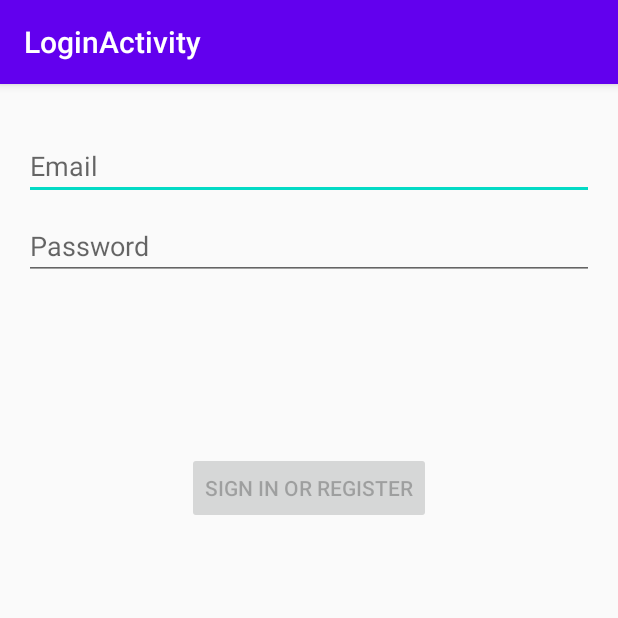
After one commit to SananR/Shoptastic, an Android app: the LoginActivity screen opened directly, with no data from a screen before it, on a phone screen of 412 x 824 dp, the top half of it. The commit adds this screen. Run offline under Robolectric (Android 15) with nearby library versions, the phone set to English and light mode, and no system bars.

Commit message:
Created mvp framework for login using android studio template.

```diff
--- a/app/src/main/AndroidManifest.xml
+++ b/app/src/main/AndroidManifest.xml
@@ -10,6 +10,10 @@
             android:supportsRtl="true"
             android:theme="@style/Theme.Shoptastic">
         <activity
+                android:name=".ui.login.LoginActivity"
+                android:exported="false"
+                android:label="@string/title_activity_login" />
+        <activity
                 android:name=".MainActivity"
                 android:exported="true">
             <intent-filter>
--- /dev/null
+++ b/app/src/main/java/me/shoptastic/app/data/LoginRepository.java
@@ -0,0 +1,54 @@
+package me.shoptastic.app.data;
+
+import me.shoptastic.app.data.model.LoggedInUser;
+
+/**
+ * Class that requests authentication and user information from the remote data source and
+ * maintains an in-memory cache of login status and user credentials information.
+ */
+public class LoginRepository {
+
+    private static volatile LoginRepository instance;
+
+    private LoginDataSource dataSource;
+
+    // If user credentials will be cached in local storage, it is recommended it be encrypted
+    // @see https://developer.android.com/training/articles/keystore
+    private LoggedInUser user = null;
+
+    // private constructor : singleton access
+    private LoginRepository(LoginDataSource dataSource) {
+        this.dataSource = dataSource;
+    }
+
+    public static LoginRepository getInstance(LoginDataSource dataSource) {
+        if (instance == null) {
+            instance = new LoginRepository(dataSource);
+        }
+        return instance;
+    }
+
+    public boolean isLoggedIn() {
+        return user != null;
+    }
+
+    public void logout() {
+        user = null;
+        dataSource.logout();
+    }
+
+    private void setLoggedInUser(LoggedInUser user) {
+        this.user = user;
+        // If user credentials will be cached in local storage, it is recommended it be encrypted
+        // @see https://developer.android.com/training/articles/keystore
+    }
+
+    public Result<LoggedInUser> login(String username, String password) {
+        // handle login
+        Result<LoggedInUser> result = dataSource.login(username, password);
+        if (result instanceof Result.Success) {
+            setLoggedInUser(((Result.Success<LoggedInUser>) result).getData());
+        }
+        return result;
+    }
+}
--- /dev/null
+++ b/app/src/main/java/me/shoptastic/app/ui/login/LoginActivity.java
@@ -0,0 +1,132 @@
+package me.shoptastic.app.ui.login;
+
+import android.app.Activity;
+import android.arch.lifecycle.Observer;
+import android.arch.lifecycle.ViewModelProvider;
+import android.os.Bundle;
+import android.support.annotation.Nullable;
+import android.support.annotation.StringRes;
+import android.support.v7.app.AppCompatActivity;
+import android.text.Editable;
+import android.text.TextWatcher;
+import android.view.KeyEvent;
+import android.view.View;
+import android.view.inputmethod.EditorInfo;
+import android.widget.Button;
+import android.widget.EditText;
+import android.widget.ProgressBar;
+import android.widget.TextView;
+import android.widget.Toast;
+
+import me.shoptastic.app.R;
+import me.shoptastic.app.ui.login.LoginViewModel;
+import me.shoptastic.app.ui.login.LoginViewModelFactory;
+import me.shoptastic.app.databinding.ActivityLoginBinding;
+
+public class LoginActivity extends AppCompatActivity {
+
+    private LoginViewModel loginViewModel;
+    private ActivityLoginBinding binding;
+
+    @Override
+    public void onCreate(Bundle savedInstanceState) {
+        super.onCreate(savedInstanceState);
+
+        binding = ActivityLoginBinding.inflate(getLayoutInflater());
+        setContentView(binding.getRoot());
+
+        loginViewModel = new ViewModelProvider(this, new LoginViewModelFactory())
+                .get(LoginViewModel.class);
+
+        final EditText usernameEditText = binding.username;
+        final EditText passwordEditText = binding.password;
+        final Button loginButton = binding.login;
+        final ProgressBar loadingProgressBar = binding.loading;
+
+        loginViewModel.getLoginFormState().observe(this, new Observer<LoginFormState>() {
+            @Override
+            public void onChanged(@Nullable LoginFormState loginFormState) {
+                if (loginFormState == null) {
+                    return;
+                }
+                loginButton.setEnabled(loginFormState.isDataValid());
+                if (loginFormState.getUsernameError() != null) {
+                    usernameEditText.setError(getString(loginFormState.getUsernameError()));
+                }
+                if (loginFormState.getPasswordError() != null) {
+                    passwordEditText.setError(getString(loginFormState.getPasswordError()));
+                }
+            }
+        });
+
+        loginViewModel.getLoginResult().observe(this, new Observer<LoginResult>() {
+            @Override
+            public void onChanged(@Nullable LoginResult loginResult) {
+                if (loginResult == null) {
+                    return;
+                }
+                loadingProgressBar.setVisibility(View.GONE);
+                if (loginResult.getError() != null) {
+                    showLoginFailed(loginResult.getError());
+                }
+                if (loginResult.getSuccess() != null) {
+                    updateUiWithUser(loginResult.getSuccess());
+                }
+                setResult(Activity.RESULT_OK);
+
+                //Complete and destroy login activity once successful
+                finish();
+            }
+        });
+
+        TextWatcher afterTextChangedListener = new TextWatcher() {
+            @Override
+            public void beforeTextChanged(CharSequence s, int start, int count, int after) {
+                // ignore
+            }
+
+            @Override
+            public void onTextChanged(CharSequence s, int start, int before, int count) {
+                // ignore
+            }
+
+            @Override
+            public void afterTextChanged(Editable s) {
+                loginViewModel.loginDataChanged(usernameEditText.getText().toString(),
+                        passwordEditText.getText().toString());
+            }
+        };
+        usernameEditText.addTextChangedListener(afterTextChangedListener);
+        passwordEditText.addTextChangedListener(afterTextChangedListener);
+        passwordEditText.setOnEditorActionListener(new TextView.OnEditorActionListener() {
+
+            @Override
+            public boolean onEditorAction(TextView v, int actionId, KeyEvent event) {
+                if (actionId == EditorInfo.IME_ACTION_DONE) {
+                    loginViewModel.login(usernameEditText.getText().toString(),
+                            passwordEditText.getText().toString());
+                }
+                return false;
+            }
+        });
+
+        loginButton.setOnClickListener(new View.OnClickListener() {
+            @Override
+            public void onClick(View v) {
+                loadingProgressBar.setVisibility(View.VISIBLE);
+                loginViewModel.login(usernameEditText.getText().toString(),
+                        passwordEditText.getText().toString());
+            }
+        });
+    }
+
+    private void updateUiWithUser(LoggedInUserView model) {
+        String welcome = getString(R.string.welcome) + model.getDisplayName();
+        // TODO : initiate successful logged in experience
+        Toast.makeText(getApplicationContext(), welcome, Toast.LENGTH_LONG).show();
+    }
+
+    private void showLoginFailed(@StringRes Integer errorString) {
+        Toast.makeText(getApplicationContext(), errorString, Toast.LENGTH_SHORT).show();
+    }
+}
--- /dev/null
+++ b/app/src/main/java/me/shoptastic/app/ui/login/LoginViewModel.java
@@ -0,0 +1,69 @@
+package me.shoptastic.app.ui.login;
+
+import android.arch.lifecycle.LiveData;
+import android.arch.lifecycle.MutableLiveData;
+import android.arch.lifecycle.ViewModel;
+import android.util.Patterns;
+
+import me.shoptastic.app.data.LoginRepository;
+import me.shoptastic.app.data.Result;
+import me.shoptastic.app.data.model.LoggedInUser;
+import me.shoptastic.app.R;
+
+public class LoginViewModel extends ViewModel {
+
+    private MutableLiveData<LoginFormState> loginFormState = new MutableLiveData<>();
+    private MutableLiveData<LoginResult> loginResult = new MutableLiveData<>();
+    private LoginRepository loginRepository;
+
+    LoginViewModel(LoginRepository loginRepository) {
+        this.loginRepository = loginRepository;
+    }
+
+    LiveData<LoginFormState> getLoginFormState() {
+        return loginFormState;
+    }
+
+    LiveData<LoginResult> getLoginResult() {
+        return loginResult;
+    }
+
+    public void login(String username, String password) {
+        // can be launched in a separate asynchronous job
+        Result<LoggedInUser> result = loginRepository.login(username, password);
+
+        if (result instanceof Result.Success) {
+            LoggedInUser data = ((Result.Success<LoggedInUser>) result).getData();
+            loginResult.setValue(new LoginResult(new LoggedInUserView(data.getDisplayName())));
+        } else {
+            loginResult.setValue(new LoginResult(R.string.login_failed));
+        }
+    }
+
+    public void loginDataChanged(String username, String password) {
+        if (!isUserNameValid(username)) {
+            loginFormState.setValue(new LoginFormState(R.string.invalid_username, null));
+        } else if (!isPasswordValid(password)) {
+            loginFormState.setValue(new LoginFormState(null, R.string.invalid_password));
+        } else {
+            loginFormState.setValue(new LoginFormState(true));
+        }
+    }
+
+    // A placeholder username validation check
+    private boolean isUserNameValid(String username) {
+        if (username == null) {
+            return false;
+        }
+        if (username.contains("@")) {
+            return Patterns.EMAIL_ADDRESS.matcher(username).matches();
+        } else {
+            return !username.trim().isEmpty();
+        }
+    }
+
+    // A placeholder password validation check
+    private boolean isPasswordValid(String password) {
+        return password != null && password.trim().length() > 5;
+    }
+}
--- /dev/null
+++ b/app/src/main/java/me/shoptastic/app/ui/login/LoginViewModelFactory.java
@@ -0,0 +1,26 @@
+package me.shoptastic.app.ui.login;
+
+import android.arch.lifecycle.ViewModel;
+import android.arch.lifecycle.ViewModelProvider;
+import android.support.annotation.NonNull;
+
+import me.shoptastic.app.data.LoginDataSource;
+import me.shoptastic.app.data.LoginRepository;
+
+/**
+ * ViewModel provider factory to instantiate LoginViewModel.
+ * Required given LoginViewModel has a non-empty constructor
+ */
+public class LoginViewModelFactory implements ViewModelProvider.Factory {
+
+    @NonNull
+    @Override
+    @SuppressWarnings("unchecked")
+    public <T extends ViewModel> T create(@NonNull Class<T> modelClass) {
+        if (modelClass.isAssignableFrom(LoginViewModel.class)) {
+            return (T) new LoginViewModel(LoginRepository.getInstance(new LoginDataSource()));
+        } else {
+            throw new IllegalArgumentException("Unknown ViewModel class");
+        }
+    }
+}
--- /dev/null
+++ b/app/src/main/res/layout-w1240dp/activity_login.xml
@@ -0,0 +1,69 @@
+<?xml version="1.0" encoding="utf-8"?>
+<android.support.constraint.ConstraintLayout xmlns:android="http://schemas.android.com/apk/res/android"
+        xmlns:app="http://schemas.android.com/apk/res-auto"
+        xmlns:tools="http://schemas.android.com/tools"
+        android:id="@+id/container"
+        android:layout_width="match_parent"
+        android:layout_height="match_parent"
+        android:paddingBottom="@dimen/activity_vertical_margin"
+        android:paddingLeft="@dimen/activity_horizontal_margin"
+        android:paddingRight="@dimen/activity_horizontal_margin"
+        android:paddingTop="@dimen/activity_vertical_margin"
+        tools:context=".ui.login.LoginActivity">
+
+    <EditText
+            android:id="@+id/username"
+            android:layout_width="0dp"
+            android:layout_height="wrap_content"
+            android:layout_marginTop="96dp"
+            android:hint="@string/prompt_email"
+            android:inputType="textEmailAddress"
+            android:selectAllOnFocus="true"
+            app:layout_constraintEnd_toEndOf="parent"
+            app:layout_constraintStart_toStartOf="parent"
+            app:layout_constraintTop_toTopOf="parent" />
+
+    <EditText
+            android:id="@+id/password"
+            android:layout_width="0dp"
+            android:layout_height="wrap_content"
+            android:layout_marginTop="8dp"
+            android:hint="@string/prompt_password"
+            android:imeActionLabel="@string/action_sign_in_short"
+            android:imeOptions="actionDone"
+            android:inputType="textPassword"
+            android:selectAllOnFocus="true"
+            app:layout_constraintEnd_toEndOf="parent"
+            app:layout_constraintStart_toStartOf="parent"
+            app:layout_constraintTop_toBottomOf="@+id/username" />
+
+    <Button
+            android:id="@+id/login"
+            android:enabled="false"
+            android:layout_width="wrap_content"
+            android:layout_height="wrap_content"
+            android:layout_gravity="start"
+            android:layout_marginTop="16dp"
+            android:layout_marginBottom="64dp"
+            android:text="@string/action_sign_in"
+            app:layout_constraintBottom_toBottomOf="parent"
+            app:layout_constraintEnd_toEndOf="parent"
+            app:layout_constraintStart_toStartOf="parent"
+            app:layout_constraintTop_toBottomOf="@+id/password"
+            app:layout_constraintVertical_bias="0.2" />
+
+    <ProgressBar
+            android:id="@+id/loading"
+            android:visibility="gone"
+            android:layout_width="wrap_content"
+            android:layout_height="wrap_content"
+            android:layout_gravity="center"
+            android:layout_marginTop="64dp"
+            android:layout_marginBottom="64dp"
+            app:layout_constraintBottom_toBottomOf="parent"
+            app:layout_constraintEnd_toEndOf="@+id/password"
+            app:layout_constraintStart_toStartOf="@+id/password"
+            app:layout_constraintTop_toTopOf="parent"
+            app:layout_constraintVertical_bias="0.3" />
+
+</android.support.constraint.ConstraintLayout>
--- /dev/null
+++ b/app/src/main/res/layout-w936dp/activity_login.xml
@@ -0,0 +1,76 @@
+<?xml version="1.0" encoding="utf-8"?>
+<android.support.constraint.ConstraintLayout xmlns:android="http://schemas.android.com/apk/res/android"
+        xmlns:app="http://schemas.android.com/apk/res-auto"
+        xmlns:tools="http://schemas.android.com/tools"
+        android:id="@+id/container"
+        android:layout_width="match_parent"
+        android:layout_height="match_parent"
+        android:paddingBottom="@dimen/activity_vertical_margin"
+        android:paddingLeft="@dimen/activity_horizontal_margin"
+        android:paddingRight="@dimen/activity_horizontal_margin"
+        android:paddingTop="@dimen/activity_vertical_margin"
+        tools:context=".ui.login.LoginActivity">
+
+    <android.support.constraint.ConstraintLayout
+            android:layout_width="840dp"
+            android:layout_height="match_parent"
+            app:layout_constraintStart_toStartOf="parent"
+            app:layout_constraintEnd_toEndOf="parent">
+
+        <EditText
+                android:id="@+id/username"
+                android:layout_width="0dp"
+                android:layout_height="wrap_content"
+                android:layout_marginTop="96dp"
+                android:hint="@string/prompt_email"
+                android:inputType="textEmailAddress"
+                android:selectAllOnFocus="true"
+                app:layout_constraintEnd_toEndOf="parent"
+                app:layout_constraintStart_toStartOf="parent"
+                app:layout_constraintTop_toTopOf="parent" />
+
+        <EditText
+                android:id="@+id/password"
+                android:layout_width="0dp"
+                android:layout_height="wrap_content"
+                android:layout_marginTop="8dp"
+                android:hint="@string/prompt_password"
+                android:imeActionLabel="@string/action_sign_in_short"
+                android:imeOptions="actionDone"
+                android:inputType="textPassword"
+                android:selectAllOnFocus="true"
+                app:layout_constraintEnd_toEndOf="parent"
+                app:layout_constraintStart_toStartOf="parent"
+                app:layout_constraintTop_toBottomOf="@+id/username" />
+
+        <Button
+                android:id="@+id/login"
+                android:enabled="false"
+                android:layout_width="wrap_content"
+                android:layout_height="wrap_content"
+                android:layout_gravity="start"
+                android:layout_marginTop="16dp"
+                android:layout_marginBottom="64dp"
+                android:text="@string/action_sign_in"
+                app:layout_constraintBottom_toBottomOf="parent"
+                app:layout_constraintEnd_toEndOf="parent"
+                app:layout_constraintStart_toStartOf="parent"
+                app:layout_constraintTop_toBottomOf="@+id/password"
+                app:layout_constraintVertical_bias="0.2" />
+
+        <ProgressBar
+                android:id="@+id/loading"
+                android:visibility="gone"
+                android:layout_width="wrap_content"
+                android:layout_height="wrap_content"
+                android:layout_gravity="center"
+                android:layout_marginTop="64dp"
+                android:layout_marginBottom="64dp"
+                app:layout_constraintBottom_toBottomOf="parent"
+                app:layout_constraintEnd_toEndOf="@+id/password"
+                app:layout_constraintStart_toStartOf="@+id/password"
+                app:layout_constraintTop_toTopOf="parent"
+                app:layout_constraintVertical_bias="0.3" />
+
+    </android.support.constraint.ConstraintLayout>
+</android.support.constraint.ConstraintLayout>
--- /dev/null
+++ b/app/src/main/res/layout/activity_login.xml
@@ -0,0 +1,69 @@
+<?xml version="1.0" encoding="utf-8"?>
+<android.support.constraint.ConstraintLayout xmlns:android="http://schemas.android.com/apk/res/android"
+        xmlns:app="http://schemas.android.com/apk/res-auto"
+        xmlns:tools="http://schemas.android.com/tools"
+        android:id="@+id/container"
+        android:layout_width="match_parent"
+        android:layout_height="match_parent"
+        android:paddingBottom="@dimen/activity_vertical_margin"
+        android:paddingLeft="@dimen/activity_horizontal_margin"
+        android:paddingRight="@dimen/activity_horizontal_margin"
+        android:paddingTop="@dimen/activity_vertical_margin"
+        tools:context=".ui.login.LoginActivity">
+
+    <EditText
+            android:id="@+id/username"
+            android:layout_width="0dp"
+            android:layout_height="wrap_content"
+            android:layout_marginTop="16dp"
+            android:hint="@string/prompt_email"
+            android:inputType="textEmailAddress"
+            android:selectAllOnFocus="true"
+            app:layout_constraintEnd_toEndOf="parent"
+            app:layout_constraintStart_toStartOf="parent"
+            app:layout_constraintTop_toTopOf="parent" />
+
+    <EditText
+            android:id="@+id/password"
+            android:layout_width="0dp"
+            android:layout_height="wrap_content"
+            android:layout_marginTop="8dp"
+            android:hint="@string/prompt_password"
+            android:imeActionLabel="@string/action_sign_in_short"
+            android:imeOptions="actionDone"
+            android:inputType="textPassword"
+            android:selectAllOnFocus="true"
+            app:layout_constraintEnd_toEndOf="parent"
+            app:layout_constraintStart_toStartOf="parent"
+            app:layout_constraintTop_toBottomOf="@+id/username" />
+
+    <Button
+            android:id="@+id/login"
+            android:enabled="false"
+            android:layout_width="wrap_content"
+            android:layout_height="wrap_content"
+            android:layout_gravity="start"
+            android:layout_marginTop="16dp"
+            android:layout_marginBottom="64dp"
+            android:text="@string/action_sign_in"
+            app:layout_constraintBottom_toBottomOf="parent"
+            app:layout_constraintEnd_toEndOf="parent"
+            app:layout_constraintStart_toStartOf="parent"
+            app:layout_constraintTop_toBottomOf="@+id/password"
+            app:layout_constraintVertical_bias="0.2" />
+
+    <ProgressBar
+            android:id="@+id/loading"
+            android:visibility="gone"
+            android:layout_width="wrap_content"
+            android:layout_height="wrap_content"
+            android:layout_gravity="center"
+            android:layout_marginTop="64dp"
+            android:layout_marginBottom="64dp"
+            app:layout_constraintBottom_toBottomOf="parent"
+            app:layout_constraintEnd_toEndOf="@+id/password"
+            app:layout_constraintStart_toStartOf="@+id/password"
+            app:layout_constraintTop_toTopOf="parent"
+            app:layout_constraintVertical_bias="0.3" />
+
+</android.support.constraint.ConstraintLayout>
--- /dev/null
+++ b/app/src/main/res/values-land/dimens.xml
@@ -0,0 +1,3 @@
+<resources>
+    <dimen name="activity_horizontal_margin">48dp</dimen>
+</resources>
--- /dev/null
+++ b/app/src/main/res/values-w1240dp/dimens.xml
@@ -0,0 +1,3 @@
+<resources>
+    <dimen name="activity_horizontal_margin">200dp</dimen>
+</resources>
--- /dev/null
+++ b/app/src/main/res/values-w600dp/dimens.xml
@@ -0,0 +1,3 @@
+<resources>
+    <dimen name="activity_horizontal_margin">48dp</dimen>
+</resources>
--- /dev/null
+++ b/app/src/main/res/values/dimens.xml
@@ -0,0 +1,5 @@
+<resources>
+    <!-- Default screen margins, per the Android Design guidelines. -->
+    <dimen name="activity_horizontal_margin">16dp</dimen>
+    <dimen name="activity_vertical_margin">16dp</dimen>
+</resources>
--- a/app/src/main/res/values/strings.xml
+++ b/app/src/main/res/values/strings.xml
@@ -1,3 +1,12 @@
 <resources>
     <string name="app_name">Shoptastic</string>
+    <string name="title_activity_login">LoginActivity</string>
+    <string name="prompt_email">Email</string>
+    <string name="prompt_password">Password</string>
+    <string name="action_sign_in">Sign in or register</string>
+    <string name="action_sign_in_short">Sign in</string>
+    <string name="welcome">"Welcome !"</string>
+    <string name="invalid_username">Not a valid username</string>
+    <string name="invalid_password">Password must be >5 characters</string>
+    <string name="login_failed">"Login failed"</string>
 </resources>
```
Also changed, not shown: app/build.gradle (+7 -0 lines), app/src/main/java/me/shoptastic/app/data/LoginDataSource.java (added, +29 -0 lines), app/src/main/java/me/shoptastic/app/data/Result.java (added, +48 -0 lines), app/src/main/java/me/shoptastic/app/data/model/LoggedInUser.java (added, +23 -0 lines), app/src/main/java/me/shoptastic/app/ui/login/LoggedInUserView.java (added, +17 -0 lines), app/src/main/java/me/shoptastic/app/ui/login/LoginFormState.java (added, +40 -0 lines), app/src/main/java/me/shoptastic/app/ui/login/LoginResult.java (added, +31 -0 lines). Lines whose indentation alone changed are shown as unchanged.
